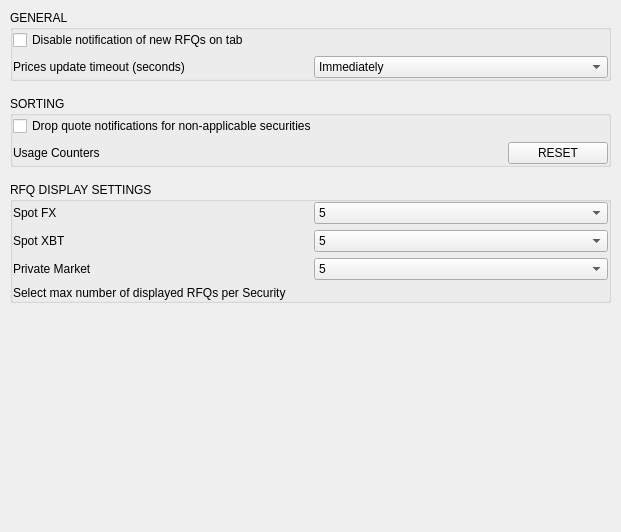
This is BlockSettleUILib/DealingSettingsPage.ui in BlockSettle/terminal as Qt 5 draws it before an edit. The edited form follows.
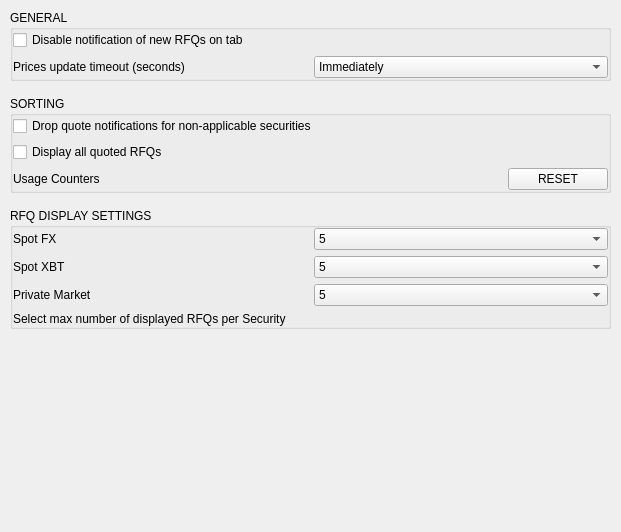
This is the edited form.

Commit message: Added settings in GUI for showing/hidding quoted RFQs.

What changed in the file:
```diff
--- a/BlockSettleUILib/DealingSettingsPage.ui
+++ b/BlockSettleUILib/DealingSettingsPage.ui
@@ -117,6 +117,13 @@
         </property>
        </widget>
       </item>
+      <item>
+       <widget class="QCheckBox" name="showQuoted">
+        <property name="text">
+         <string>Display all quoted RFQs</string>
+        </property>
+       </widget>
+      </item>
       <item>
        <layout class="QHBoxLayout" name="horizontalLayout">
         <item>
```
The commit also changes 1 other file.
